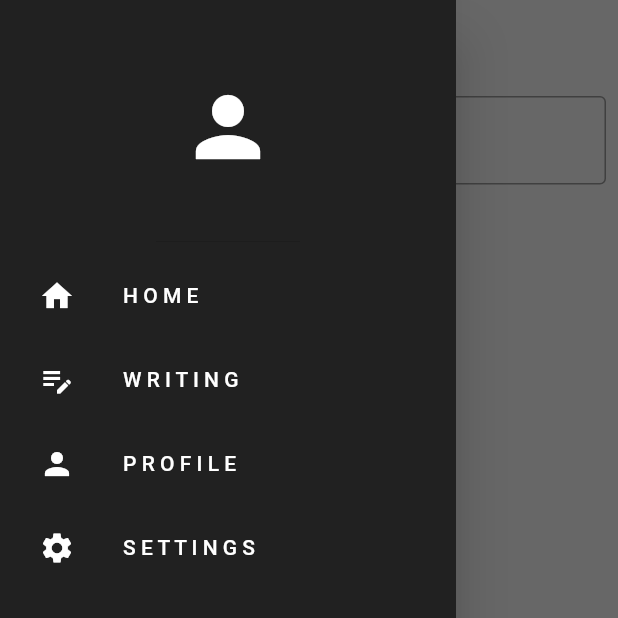
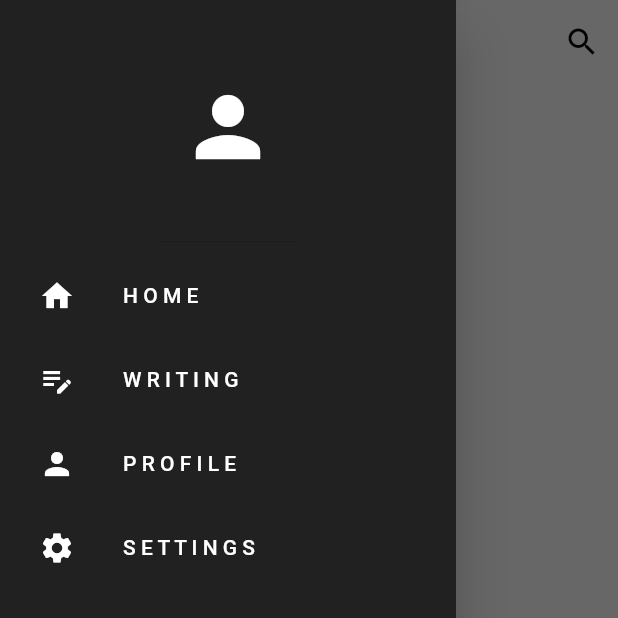
Before and after one commit to junsheng526/socialmedia, a Flutter app: the screen it shows once a user with an empty profile is signed in, with the side drawer open, on a phone screen of 412 x 824 dp, the top half of it. Run offline on Flutter 3.47's test engine with Material 2 defaults, Android fonts, the phone set to English and light mode, and no system bars; our stand-ins replace cloud_firestore, firebase_auth, firebase_core, readmore; accounts and stored records are empty.

Commit message:
update search function and input lines

```diff
--- a/lib/pages/home_page.dart
+++ b/lib/pages/home_page.dart
@@ -94,6 +94,7 @@ class _HomePageState extends State<HomePage> {
   @override
   void initState() {
     super.initState();
+    _isSearching = false;
     _postsStream = FirebaseFirestore.instance
         .collection("User Posts")
         .orderBy("TimeStamp", descending: true)
@@ -121,9 +122,13 @@ class _HomePageState extends State<HomePage> {
 
   void searchPosts(String postId) {
     setState(() {
-      _filteredData = filterPosts(_data, postId);
+      _filteredData = filterPosts(_data, _searchQuery);
     });
   }
+
+  String _searchQuery = '';
+  bool _isSearching = false;
+  IconData _searchIcon = Icons.search;
 
   @override
   Widget build(BuildContext context) {
@@ -131,7 +136,38 @@ class _HomePageState extends State<HomePage> {
       backgroundColor: Theme.of(context).colorScheme.background,
       appBar: AppBar(
         centerTitle: true,
-        title: const Text("TARUMT Confession"),
+        title: _isSearching
+            ? TextField(
+                onChanged: (value) {
+                  setState(() {
+                    _searchQuery = value;
+                  });
+                  searchPosts(value);
+                },
+                decoration: InputDecoration(
+                  hintText: 'Search by ID',
+                  hintStyle: TextStyle(color: Colors.grey[600]),
+                  border: InputBorder.none,
+                ),
+              )
+            : const Text("TARUMT Confession"),
+        actions: [
+          IconButton(
+            icon: Icon(_searchIcon),
+            onPressed: () {
+              setState(() {
+                _isSearching = !_isSearching;
+                if (_isSearching) {
+                  _searchIcon = Icons.close;
+                } else {
+                  _searchIcon = Icons.search;
+                  _searchQuery = '';
+                  searchPosts('');
+                }
+              });
+            },
+          ),
+        ],
       ),
       drawer: MyDrawer(
         onProfileTap: goToProfilePage,
@@ -141,17 +177,10 @@ class _HomePageState extends State<HomePage> {
       ),
       body: RefreshIndicator(
         onRefresh: _fetchData,
-        child: Column(
-          children: [
-            SearchWidget(
-              onChanged: searchPosts,
-            ),
-            Expanded(
         child: ListView.builder(
           itemCount: _filteredData.length,
           itemBuilder: (context, index) {
-                  final post =
-                      _filteredData[index].data() as Map<String, dynamic>;
+            final post = _filteredData[index].data() as Map<String, dynamic>;
             return WallPost(
               message: post['Message'],
               user: post['UserEmail'],
@@ -161,9 +190,6 @@ class _HomePageState extends State<HomePage> {
               time: formatDateTime(post['TimeStamp']),
             );
           },
-              ),
-            ),
-          ],
         ),
       ),
     );
```
Lines whose indentation alone changed are shown as unchanged.
